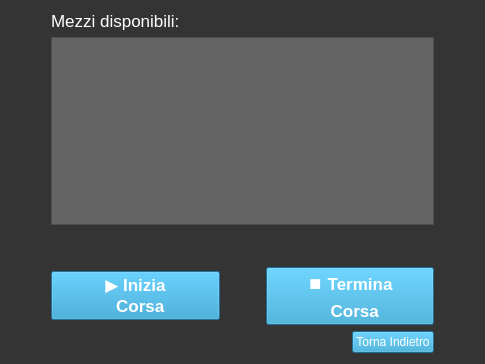
Before: the Qt Designer form Viste/Cliente/GUI/corsa.ui in GiulianiM/Noleggio, drawn with Qt 5.
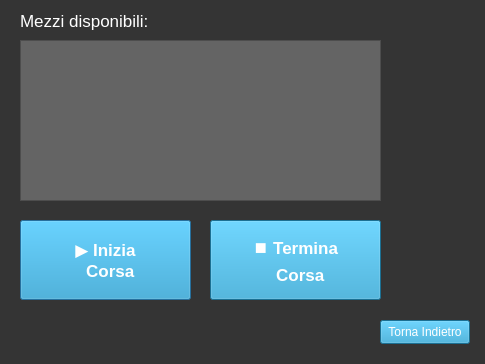
After: the same form once the commit is applied. Icons and pictures are not drawn.

Patch:
```diff
--- a/Viste/Cliente/GUI/corsa.ui
+++ b/Viste/Cliente/GUI/corsa.ui
@@ -21,13 +21,28 @@
   <property name="styleSheet">
    <string notr="true">background-color: rgb(52, 52, 52);</string>
   </property>
-  <layout class="QGridLayout" name="gridLayout">
-   <item row="0" column="1">
-    <layout class="QVBoxLayout" name="verticalLayout_2">
-     <item>
-      <layout class="QVBoxLayout" name="verticalLayout">
-       <item>
+  <widget class="QListWidget" name="listWidget">
+   <property name="geometry">
+    <rect>
+     <x>20</x>
+     <y>40</y>
+     <width>361</width>
+     <height>161</height>
+    </rect>
+   </property>
+   <property name="styleSheet">
+    <string notr="true">background-color: rgb(100, 100, 100);</string>
+   </property>
+  </widget>
         <widget class="QLabel" name="label">
+   <property name="geometry">
+    <rect>
+     <x>20</x>
+     <y>5</y>
+     <width>201</width>
+     <height>31</height>
+    </rect>
+   </property>
          <property name="font">
           <font>
            <pointsize>13</pointsize>
@@ -40,34 +55,19 @@
           <string>Mezzi disponibili:</string>
          </property>
         </widget>
-       </item>
-       <item>
-        <widget class="QListWidget" name="listWidget">
-         <property name="styleSheet">
-          <string notr="true">background-color: rgb(100, 100, 100);</string>
-         </property>
-        </widget>
-       </item>
-       <item>
-        <spacer name="verticalSpacer">
-         <property name="orientation">
-          <enum>Qt::Vertical</enum>
-         </property>
-         <property name="sizeHint" stdset="0">
-          <size>
-           <width>20</width>
-           <height>40</height>
-          </size>
-         </property>
-        </spacer>
-       </item>
-       <item>
-        <layout class="QHBoxLayout" name="horizontalLayout">
-         <item>
           <widget class="QPushButton" name="bottone_inizia_corsa">
+   <property name="geometry">
+    <rect>
+     <x>20</x>
+     <y>220</y>
+     <width>171</width>
+     <height>80</height>
+    </rect>
+   </property>
            <property name="font">
             <font>
              <pointsize>13</pointsize>
+     <weight>75</weight>
              <bold>true</bold>
             </font>
            </property>
@@ -80,28 +80,19 @@
   Corsa</string>
            </property>
           </widget>
-         </item>
-         <item>
-          <spacer name="horizontalSpacer">
-           <property name="orientation">
-            <enum>Qt::Horizontal</enum>
-           </property>
-           <property name="sizeType">
-            <enum>QSizePolicy::Fixed</enum>
-           </property>
-           <property name="sizeHint" stdset="0">
-            <size>
-             <width>40</width>
-             <height>20</height>
-            </size>
-           </property>
-          </spacer>
-         </item>
-         <item>
           <widget class="QPushButton" name="bottone_termina_corsa">
+   <property name="geometry">
+    <rect>
+     <x>210</x>
+     <y>220</y>
+     <width>171</width>
+     <height>80</height>
+    </rect>
+   </property>
            <property name="font">
             <font>
              <pointsize>13</pointsize>
+     <weight>75</weight>
              <bold>true</bold>
             </font>
            </property>
@@ -117,28 +108,15 @@
             <bool>false</bool>
            </property>
           </widget>
-         </item>
-        </layout>
-       </item>
-      </layout>
-     </item>
-     <item>
-      <layout class="QHBoxLayout" name="horizontalLayout_2">
-       <item>
-        <spacer name="horizontalSpacer_4">
-         <property name="orientation">
-          <enum>Qt::Horizontal</enum>
-         </property>
-         <property name="sizeHint" stdset="0">
-          <size>
-           <width>40</width>
-           <height>20</height>
-          </size>
-         </property>
-        </spacer>
-       </item>
-       <item>
         <widget class="QPushButton" name="back_button">
+   <property name="geometry">
+    <rect>
+     <x>380</x>
+     <y>320</y>
+     <width>90</width>
+     <height>24</height>
+    </rect>
+   </property>
          <property name="styleSheet">
           <string notr="true">font-size:20; color:white;background-color:rgb(38, 157, 206)
 </string>
@@ -147,44 +125,6 @@
           <string>Torna Indietro</string>
          </property>
         </widget>
-       </item>
-      </layout>
-     </item>
-    </layout>
-   </item>
-   <item row="0" column="0">
-    <spacer name="horizontalSpacer_2">
-     <property name="orientation">
-      <enum>Qt::Horizontal</enum>
-     </property>
-     <property name="sizeType">
-      <enum>QSizePolicy::Fixed</enum>
-     </property>
-     <property name="sizeHint" stdset="0">
-      <size>
-       <width>40</width>
-       <height>20</height>
-      </size>
-     </property>
-    </spacer>
-   </item>
-   <item row="0" column="2">
-    <spacer name="horizontalSpacer_3">
-     <property name="orientation">
-      <enum>Qt::Horizontal</enum>
-     </property>
-     <property name="sizeType">
-      <enum>QSizePolicy::Fixed</enum>
-     </property>
-     <property name="sizeHint" stdset="0">
-      <size>
-       <width>40</width>
-       <height>20</height>
-      </size>
-     </property>
-    </spacer>
-   </item>
-  </layout>
  </widget>
  <resources/>
  <connections/>
```
Lines whose indentation alone changed are shown as unchanged.
